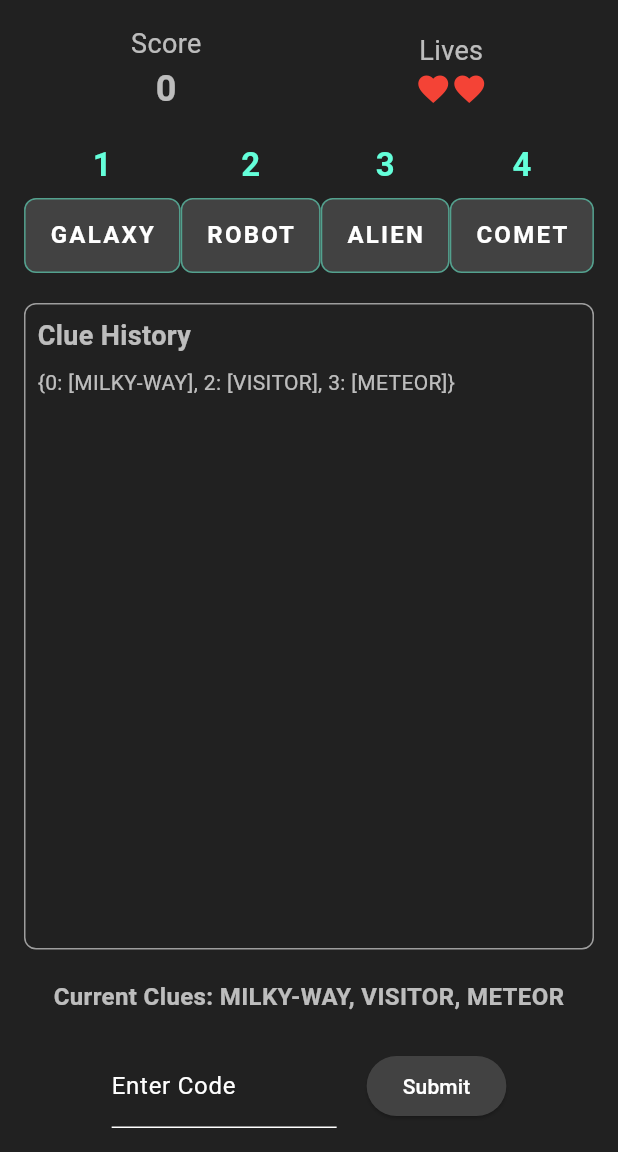
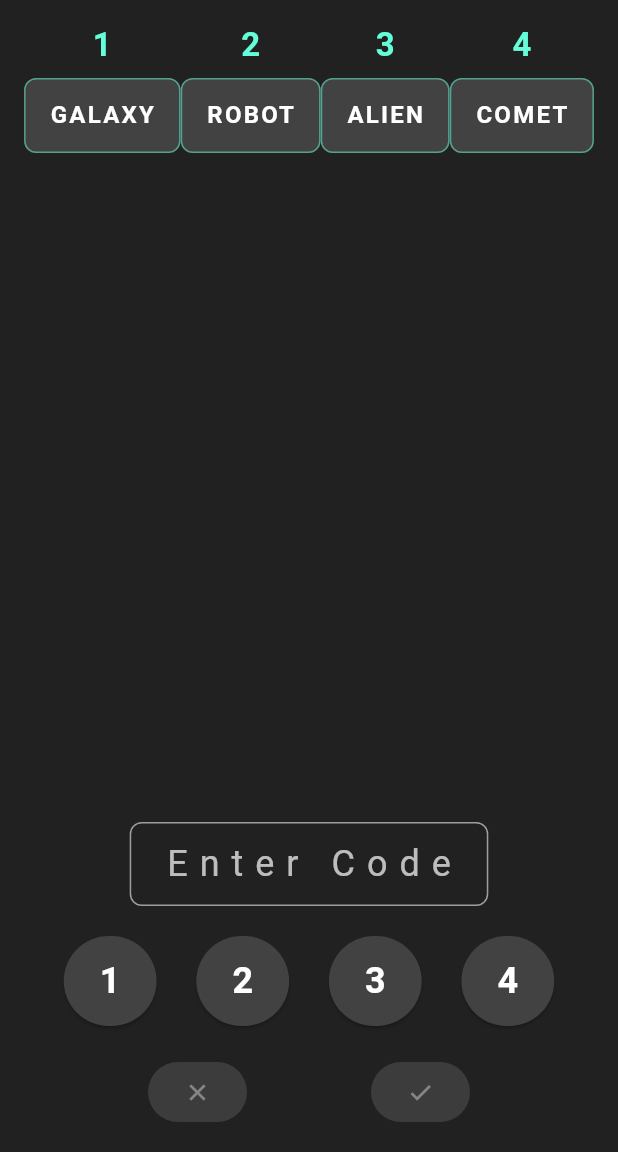
Before and after one commit to ciakarellas/decrypto_2, a Flutter app: the GameScreen screen opened by its route, on a phone screen of 412 x 824 dp, the part 84-1236 px from its top. Run offline on Flutter 3.47's test engine with Material 3 defaults, Android fonts, the phone set to English and light mode, and no system bars; our stand-ins replace bloc, equatable, flutter_bloc.

Commit message:
Refactor `GameScreen` layout by removing unused widgets and adding a `Spacer`. Enhance `CodeInputWidget` with a new input method, including number buttons and a display for the current code, while removing the previous text field implementation.

```diff
--- a/lib/views/screens/game_screen.dart
+++ b/lib/views/screens/game_screen.dart
@@ -43,29 +43,10 @@ class GameScreen extends StatelessWidget {
             child: Column(
               crossAxisAlignment: CrossAxisAlignment.stretch,
               children: [
-                PlayerStatusWidget(
-                  score: state.playerScore,
-                  lives: state.playerLives,
-                ),
-                const SizedBox(height: 20),
                 SecretWordsDisplay(
                   secretWords: state.secretWords.map((e) => e.word).toList(),
                 ),
-                const SizedBox(height: 20),
-                Expanded(
-                  child: ClueHistoryDisplay(clueHistory: state.clueHistory),
-                ),
-                const SizedBox(height: 20),
-                if (state.currentClues.isNotEmpty)
-                  Text(
-                    'Current Clues: ${state.currentClues.join(', ')}',
-                    textAlign: TextAlign.center,
-                    style: const TextStyle(
-                      fontSize: 16,
-                      fontWeight: FontWeight.bold,
-                    ),
-                  ),
-                const SizedBox(height: 20),
+                const Spacer(),
                 CodeInputWidget(
                   onSubmit: (guess) {
                     context.read<GameCubit>().submitGuess(guess);
--- a/lib/views/widgets/code_input_widget.dart
+++ b/lib/views/widgets/code_input_widget.dart
@@ -10,37 +10,97 @@ class CodeInputWidget extends StatefulWidget {
 }
 
 class _CodeInputWidgetState extends State<CodeInputWidget> {
-  final _controller = TextEditingController();
+  String _currentCode = '';
+
+  void _addNumber(String number) {
+    if (_currentCode.length < 3) {
+      setState(() {
+        _currentCode += number;
+      });
+    }
+  }
+
+  void _clearCode() {
+    setState(() {
+      _currentCode = '';
+    });
+  }
+
+  void _submitCode() {
+    if (_currentCode.length == 3) {
+      widget.onSubmit(_currentCode);
+      _clearCode();
+    }
+  }
 
   @override
   Widget build(BuildContext context) {
-    return Row(
-      mainAxisAlignment: MainAxisAlignment.center,
+    return Column(
+      mainAxisSize: MainAxisSize.min,
       children: [
-        SizedBox(
-          width: 150,
-          child: TextField(
-            controller: _controller,
-            keyboardType: TextInputType.number,
-            maxLength: 3,
-            textAlign: TextAlign.center,
-            decoration: const InputDecoration(
-              labelText: 'Enter Code',
-              counterText: '',
-            ),
+        // Display current code
+        Container(
+          padding: const EdgeInsets.symmetric(horizontal: 20, vertical: 10),
+          margin: const EdgeInsets.only(bottom: 20),
+          decoration: BoxDecoration(
+            border: Border.all(color: Colors.grey),
+            borderRadius: BorderRadius.circular(8),
+          ),
+          child: Text(
+            _currentCode.isEmpty ? 'Enter Code' : _currentCode.padRight(3, '_'),
+            style: const TextStyle(fontSize: 24, letterSpacing: 8),
           ),
         ),
-        const SizedBox(width: 20),
-        ElevatedButton(
-          onPressed: () {
-            if (_controller.text.length == 3) {
-              widget.onSubmit(_controller.text);
-              _controller.clear();
-            }
-          },
-          child: const Text('Submit'),
+        // Number buttons row
+        Row(
+          mainAxisAlignment: MainAxisAlignment.spaceEvenly,
+          children: [
+            _buildNumberButton('1'),
+            _buildNumberButton('2'),
+            _buildNumberButton('3'),
+            _buildNumberButton('4'),
+          ],
+        ),
+        const SizedBox(height: 20),
+        // Action buttons row
+        Row(
+          mainAxisAlignment: MainAxisAlignment.spaceEvenly,
+          children: [
+            // Clear button
+            ElevatedButton(
+              onPressed: _currentCode.isNotEmpty ? _clearCode : null,
+              style: ElevatedButton.styleFrom(
+                backgroundColor: Colors.red,
+                foregroundColor: Colors.white,
+              ),
+              child: const Icon(Icons.clear),
+            ),
+            // Submit button (tick)
+            ElevatedButton(
+              onPressed: _currentCode.length == 3 ? _submitCode : null,
+              style: ElevatedButton.styleFrom(
+                backgroundColor: Colors.green,
+                foregroundColor: Colors.white,
+              ),
+              child: const Icon(Icons.check),
+            ),
+          ],
         ),
       ],
     );
   }
+
+  Widget _buildNumberButton(String number) {
+    return ElevatedButton(
+      onPressed: () => _addNumber(number),
+      style: ElevatedButton.styleFrom(
+        minimumSize: const Size(60, 60),
+        shape: RoundedRectangleBorder(borderRadius: BorderRadius.circular(30)),
+      ),
+      child: Text(
+        number,
+        style: const TextStyle(fontSize: 24, fontWeight: FontWeight.bold),
+      ),
+    );
+  }
 }
```
